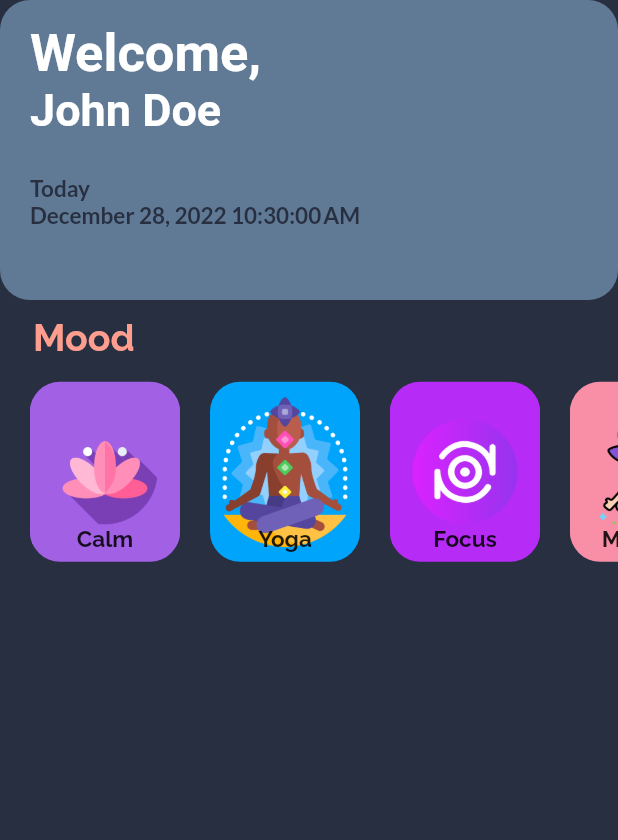
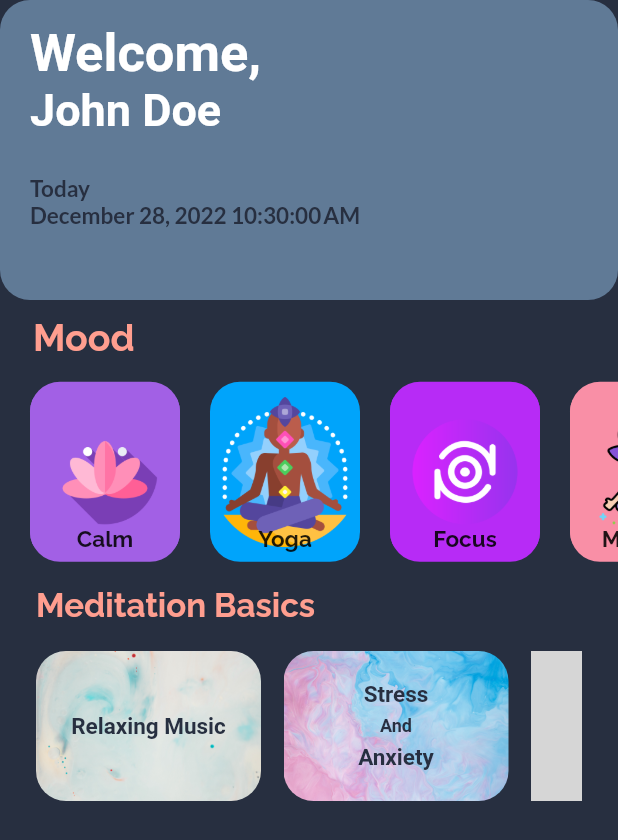
Before and after one commit to RidwanaTripti/Meditation_app, a Flutter app: the screen it shows after launch, on a phone screen of 412 x 824 dp. Shown: the top 840 px of the screen. Run offline on Flutter 3.47's test engine with Material 2 defaults, Android fonts, the phone set to English and light mode, and no system bars; our stand-ins replace google_fonts, hexcolor, lottie; Roboto replaces fonts that are missing (Adamina, Limelight); grey boxes are pictures that could not be loaded.

Commit message:
adding container

```diff
--- a/lib/screen/HomeScreen.dart
+++ b/lib/screen/HomeScreen.dart
@@ -1,6 +1,7 @@
 import 'package:flutter/material.dart';
 import 'package:meditation/widgets/Topics.dart';
 import 'package:meditation/widgets/WelcomeContainer.dart';
+import 'package:meditation/widgets/basicName_widget.dart';
 
 class HomeScreen extends StatelessWidget {
   const HomeScreen({super.key});
@@ -10,10 +11,7 @@ class HomeScreen extends StatelessWidget {
     return Scaffold(
       backgroundColor: Color(0xfff272F40),
       body: SafeArea(
-        child: ListView(children: [
-          WelcomeContainer(),
-          Topics(),
-        ]),
+        child: ListView(children: [WelcomeContainer(), Topics(), BasicNames()]),
       ),
     );
   }
--- /dev/null
+++ b/lib/widgets/basicName_widget.dart
@@ -0,0 +1,267 @@
+import 'package:flutter/material.dart';
+import 'package:flutter/rendering.dart';
+import 'package:google_fonts/google_fonts.dart';
+import 'package:hexcolor/hexcolor.dart';
+
+class BasicNames extends StatefulWidget {
+  const BasicNames({super.key});
+
+  @override
+  State<BasicNames> createState() => _BasicNamesState();
+}
+
+class _BasicNamesState extends State<BasicNames> {
+  @override
+  Widget build(BuildContext context) {
+    return Container(
+      child: Padding(
+        padding: EdgeInsets.symmetric(horizontal: 24, vertical: 10),
+        child: Column(
+          mainAxisAlignment: MainAxisAlignment.start,
+          crossAxisAlignment: CrossAxisAlignment.start,
+          children: [
+            Container(
+              child: Text(
+                "Meditation Basics",
+                style: GoogleFonts.raleway(
+                  textStyle: TextStyle(
+                    fontSize: 22,
+                    fontWeight: FontWeight.bold,
+                    color: Color(0xfffFF9E8F),
+                  ),
+                ),
+              ),
+            ),
+            SizedBox(
+              height: 18.0,
+            ),
+            SingleChildScrollView(
+              scrollDirection: Axis.horizontal,
+              child: Row(
+                children: [
+                  ClipRRect(
+                    borderRadius: BorderRadius.circular(20),
+                    child: Container(
+                      height: 100.0,
+                      width: 150.0,
+                      decoration: BoxDecoration(
+                        image: DecorationImage(
+                          image: AssetImage("images/unsplash-6.jpg"),
+                          fit: BoxFit.cover,
+                        ),
+                      ),
+                      child: Center(
+                        child: Text(
+                          "Relaxing Music",
+                          style: GoogleFonts.adamina(
+                            textStyle: TextStyle(
+                              fontSize: 15,
+                              fontWeight: FontWeight.bold,
+                              color: HexColor("#272f40"),
+                            ),
+                          ),
+                        ),
+                      ),
+                    ),
+                  ),
+                  SizedBox(
+                    width: 15,
+                  ),
+                  ClipRRect(
+                    borderRadius: BorderRadius.circular(20),
+                    child: Container(
+                      decoration: BoxDecoration(
+                        image: DecorationImage(
+                          image: AssetImage("images/unsplash-4.jpg"),
+                          fit: BoxFit.cover,
+                        ),
+                      ),
+                      child: Center(
+                        child: Padding(
+                          padding: const EdgeInsets.all(8.0),
+                          child: Column(
+                            mainAxisAlignment: MainAxisAlignment.center,
+                            children: [
+                              Text(
+                                "Stress",
+                                style: GoogleFonts.adamina(
+                                  textStyle: TextStyle(
+                                      fontSize: 15,
+                                      fontWeight: FontWeight.bold,
+                                      color: HexColor("#272f40"),
+                                      wordSpacing: 1),
+                                ),
+                              ),
+                              SizedBox(
+                                height: 5,
+                              ),
+                              Text(
+                                "And",
+                                style: GoogleFonts.adamina(
+                                  textStyle: TextStyle(
+                                    fontSize: 12,
+                                    fontWeight: FontWeight.bold,
+                                    color: HexColor("#272f40"),
+                                  ),
+                                ),
+                              ),
+                              SizedBox(
+                                height: 5,
+                              ),
+                              Text(
+                                "Anxiety",
+                                style: GoogleFonts.adamina(
+                                  textStyle: TextStyle(
+                                    fontSize: 15,
+                                    fontWeight: FontWeight.bold,
+                                    color: HexColor("#272f40"),
+                                  ),
+                                ),
+                              ),
+                            ],
+                          ),
+                        ),
+                      ),
+                      height: 100.0,
+                      width: 150.0,
+                    ),
+                  ),
+                  SizedBox(
+                    width: 15,
+                  ),
+                  ClipRRect(
+                    borderRadius: BorderRadius.circular(20),
+                    child: Container(
+                      decoration: BoxDecoration(
+                        image: DecorationImage(
+                          image: AssetImage("images/unsplash-5.jpg"),
+                          fit: BoxFit.cover,
+                        ),
+                      ),
+                      child: Center(
+                        child: Text(
+                          "Yoga",
+                          style: GoogleFonts.adamina(
+                            textStyle: TextStyle(
+                              fontSize: 15,
+                              fontWeight: FontWeight.bold,
+                              color: HexColor("#272f40"),
+                            ),
+                          ),
+                        ),
+                      ),
+                      height: 100.0,
+                      width: 150.0,
+                    ),
+                  ),
+                  SizedBox(
+                    width: 15,
+                  ),
+                  ClipRRect(
+                    borderRadius: BorderRadius.circular(20),
+                    child: Container(
+                      decoration: BoxDecoration(
+                        image: DecorationImage(
+                          image: AssetImage("images/unsplash-7.jpg"),
+                          fit: BoxFit.cover,
+                        ),
+                      ),
+                      child: Center(
+                        child: Text(
+                          "Sleep Music",
+                          style: GoogleFonts.adamina(
+                            textStyle: TextStyle(
+                              fontSize: 15,
+                              fontWeight: FontWeight.bold,
+                              color: HexColor("#272f40"),
+                            ),
+                          ),
+                        ),
+                      ),
+                      height: 100.0,
+                      width: 150.0,
+                    ),
+                  ),
+                  SizedBox(
+                    width: 15,
+                  ),
+                  ClipRRect(
+                    borderRadius: BorderRadius.circular(20),
+                    child: Container(
+                      height: 100.0,
+                      width: 150.0,
+                      decoration: BoxDecoration(
+                        image: DecorationImage(
+                          image: AssetImage("images/unsplash-8.jpg"),
+                          fit: BoxFit.cover,
+                        ),
+                      ),
+                      child: Center(
+                        child: Column(
+                          mainAxisAlignment: MainAxisAlignment.center,
+                          children: [
+                            Text(
+                              "Morning",
+                              style: GoogleFonts.adamina(
+                                textStyle: TextStyle(
+                                  fontSize: 15,
+                                  fontWeight: FontWeight.bold,
+                                  color: HexColor("#272f40"),
+                                ),
+                              ),
+                            ),
+                            SizedBox(
+                              height: 5,
+                            ),
+                            Text(
+                              "Meditation",
+                              style: GoogleFonts.adamina(
+                                textStyle: TextStyle(
+                                  fontSize: 15,
+                                  fontWeight: FontWeight.bold,
+                                  color: HexColor("#272f40"),
+                                ),
+                              ),
+                            ),
+                          ],
+                        ),
+                      ),
+                    ),
+                  ),
+                  SizedBox(
+                    width: 15,
+                  ),
+                  ClipRRect(
+                    borderRadius: BorderRadius.circular(20),
+                    child: Container(
+                      decoration: BoxDecoration(
+                        image: DecorationImage(
+                          image: AssetImage("images/unsplash-9.jpg"),
+                          fit: BoxFit.cover,
+                        ),
+                      ),
+                      child: Center(
+                        child: Text(
+                          "Breath",
+                          style: GoogleFonts.adamina(
+                            textStyle: TextStyle(
+                              fontSize: 15,
+                              fontWeight: FontWeight.bold,
+                              color: HexColor("#272f40"),
+                            ),
+                          ),
+                        ),
+                      ),
+                      height: 100.0,
+                      width: 150.0,
+                    ),
+                  ),
+                ],
+              ),
+            ),
+          ],
+        ),
+      ),
+    );
+  }
+}
```
Also changed, not shown: lib/widgets/DateTimeScreen.dart (+7 -6 lines), pubspec.yaml (+7 -0 lines), images/unsplash-1.jpg (added), images/unsplash-4.jpg (added), images/unsplash-6.jpg (added), images/unsplash-7.jpg (added), images/unsplash-8.jpg (added), things/color_chart.jpg (added), things/overView_of_project.jpg (added), things/taskFlow.jpg (added), 2 other files.
